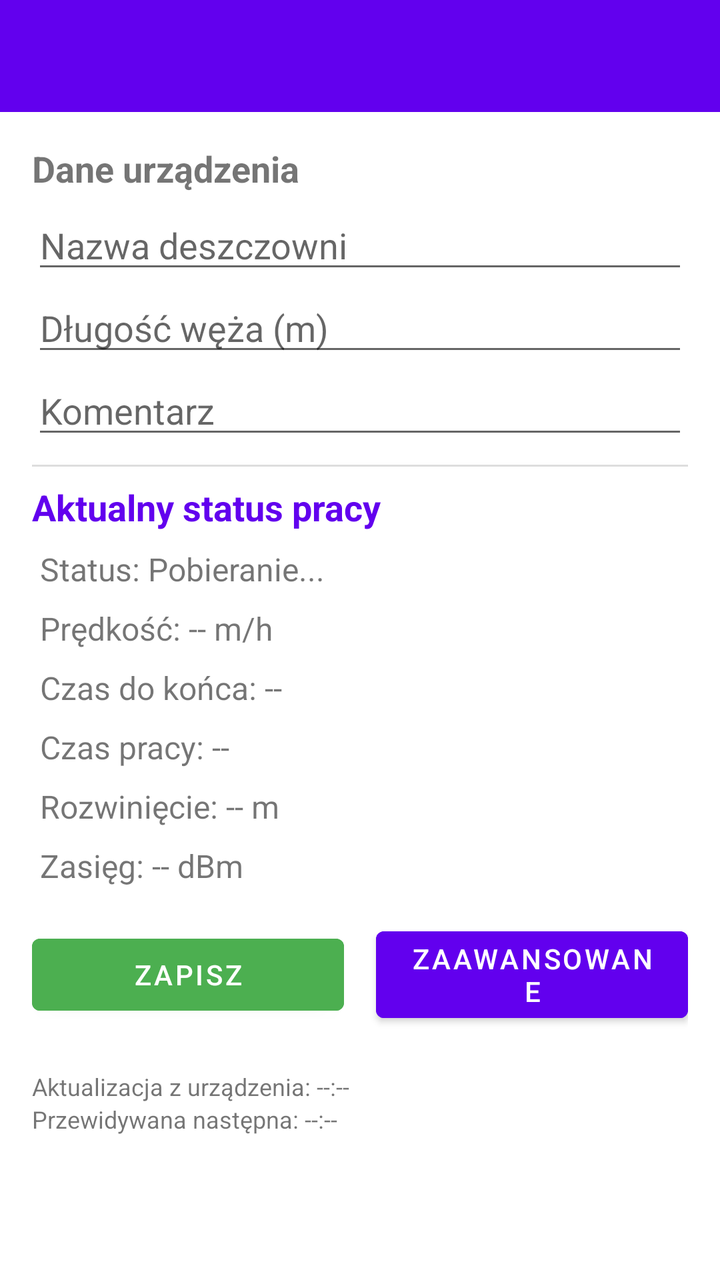
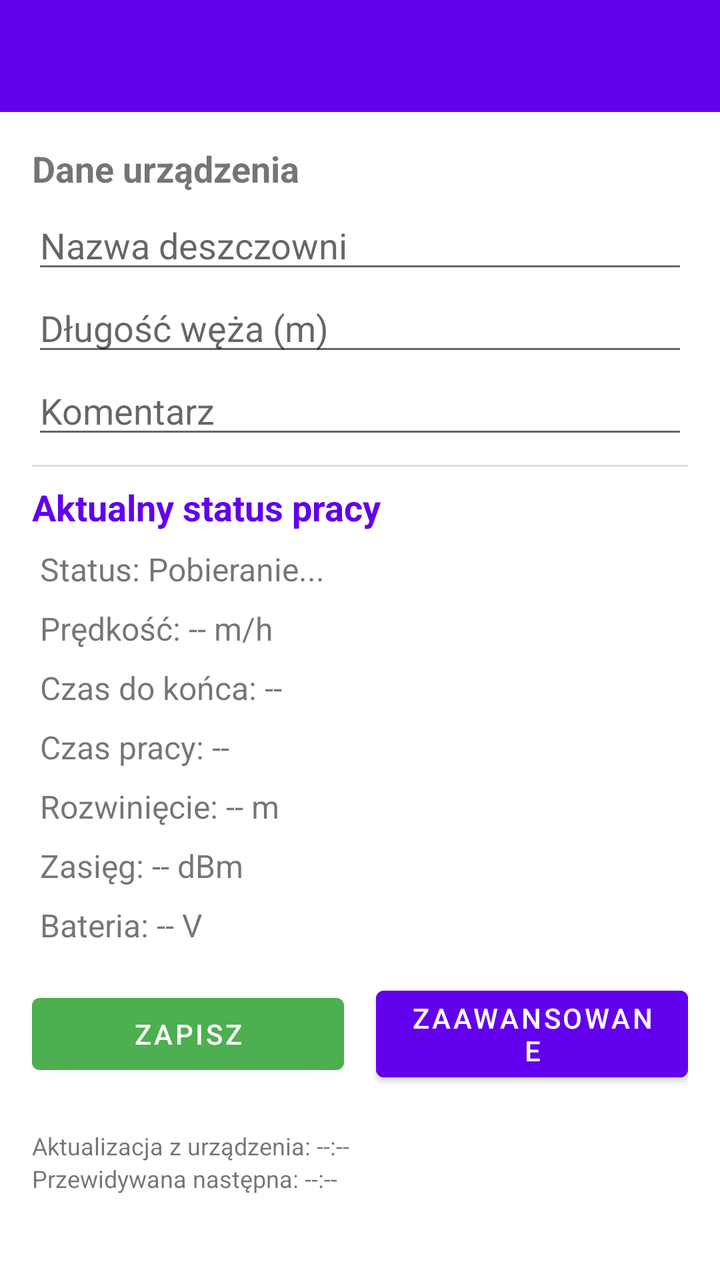

Two renders of the same Android screen: before a commit and after it. Below are the layout's source before the change and the commit's diff.
<!-- AndroidManifest.xml: application theme Theme.BazaDanych -->
<!-- res/layout/activity_rain_details.xml -->
<?xml version="1.0" encoding="utf-8"?>
<androidx.constraintlayout.widget.ConstraintLayout
    xmlns:android="http://schemas.android.com/apk/res/android"
    xmlns:app="http://schemas.android.com/apk/res-auto"
    android:layout_width="match_parent"
    android:layout_height="match_parent">

    <com.google.android.material.appbar.MaterialToolbar
        android:id="@+id/toolbar"
        android:layout_width="match_parent"
        android:layout_height="?attr/actionBarSize"
        android:background="?attr/colorPrimary"
        android:theme="@style/ThemeOverlay.AppCompat.Dark.ActionBar"
        app:popupTheme="@style/ThemeOverlay.AppCompat.Light"
        app:titleTextColor="@android:color/white"
        app:layout_constraintTop_toTopOf="parent" />

    <ScrollView
        android:layout_width="match_parent"
        android:layout_height="0dp"
        app:layout_constraintTop_toBottomOf="@id/toolbar"
        app:layout_constraintBottom_toBottomOf="parent">

        <LinearLayout
            android:layout_width="match_parent"
            android:layout_height="wrap_content"
            android:orientation="vertical"
            android:padding="16dp">

            <TextView
                android:layout_width="wrap_content"
                android:layout_height="wrap_content"
                android:text="Dane urządzenia"
                android:textStyle="bold"
                android:textSize="18sp"
                android:layout_marginBottom="4dp"/>

            <EditText
                android:id="@+id/nameEdit"
                android:layout_width="match_parent"
                android:layout_height="wrap_content"
                android:hint="Nazwa deszczowni" />

            <EditText
                android:id="@+id/lengthEdit"
                android:layout_width="match_parent"
                android:layout_height="wrap_content"
                android:hint="Długość węża (m)"
                android:inputType="number" />

            <EditText
                android:id="@+id/commentEdit"
                android:layout_width="match_parent"
                android:layout_height="wrap_content"
                android:hint="Komentarz" />

            <View
                android:layout_width="match_parent"
                android:layout_height="1dp"
                android:background="#DDDDDD"
                android:layout_marginTop="8dp"
                android:layout_marginBottom="8dp"/>

            <TextView
                android:id="@+id/statusHeader"
                android:layout_width="wrap_content"
                android:layout_height="wrap_content"
                android:text="Aktualny status pracy"
                android:textStyle="bold"
                android:textSize="18sp"
                android:textColor="?attr/colorPrimary"
                android:layout_marginBottom="4dp"/>

            <TextView
                android:id="@+id/statusText"
                android:layout_width="match_parent"
                android:layout_height="wrap_content"
                android:text="Status: Pobieranie..."
                android:textSize="16sp"
                android:padding="4dp"/>

            <TextView
                android:id="@+id/currentSpeedText"
                android:layout_width="match_parent"
                android:layout_height="wrap_content"
                android:text="Prędkość: -- m/h"
                android:textSize="16sp"
                android:padding="4dp"/>

            <TextView
                android:id="@+id/timeFinishText"
                android:layout_width="match_parent"
                android:layout_height="wrap_content"
                android:text="Czas do końca: --"
                android:textSize="16sp"
                android:padding="4dp"/>

            <TextView
                android:id="@+id/workTimeText"
                android:layout_width="match_parent"
                android:layout_height="wrap_content"
                android:text="Czas pracy: --"
                android:textSize="16sp"
                android:padding="4dp"/>

            <TextView
                android:id="@+id/extensionText"
                android:layout_width="match_parent"
                android:layout_height="wrap_content"
                android:text="Rozwinięcie: -- m"
                android:textSize="16sp"
                android:padding="4dp"/>

            <TextView
                android:id="@+id/signalText"
                android:layout_width="match_parent"
                android:layout_height="wrap_content"
                android:text="Zasięg: -- dBm"
                android:textSize="16sp"
                android:padding="4dp"/>

            <LinearLayout
                android:layout_width="match_parent"
                android:layout_height="wrap_content"
                android:orientation="horizontal"
                android:layout_marginTop="12dp"
                android:layout_marginBottom="20dp"
                android:gravity="center">

                <Button
                    android:id="@+id/saveButton"
                    android:layout_width="0dp"
                    android:layout_height="wrap_content"
                    android:layout_weight="1"
                    android:text="ZAPISZ"
                    android:layout_marginEnd="8dp"
                    android:backgroundTint="#4CAF50"
                    android:textColor="#FFFFFF" />

                <Button
                    android:id="@+id/btnAdvancedSettings"
                    android:layout_width="0dp"
                    android:layout_height="wrap_content"
                    android:layout_weight="1"
                    android:text="ZAAWANSOWANE"
                    android:layout_marginStart="8dp"
                    android:backgroundTint="?attr/colorPrimary"
                    android:textColor="#FFFFFF" />

            </LinearLayout>

            <LinearLayout
                android:layout_width="match_parent"
                android:layout_height="wrap_content"
                android:orientation="horizontal"
                android:padding="0dp"
                android:gravity="center">

                <TextView
                    android:id="@+id/tvLastUpdate"
                    android:layout_width="0dp"
                    android:layout_weight="1"
                    android:layout_height="wrap_content"
                    android:text="Aktualizacja z urządzenia: --:--"
                    android:textSize="12sp" />


            </LinearLayout>
            <LinearLayout
                android:layout_width="match_parent"
                android:layout_height="wrap_content"
                android:orientation="horizontal"
                android:padding="0dp"
                android:gravity="center">


                <TextView
                    android:id="@+id/tvNextUpdate"
                    android:layout_width="0dp"
                    android:layout_weight="1"
                    android:layout_height="wrap_content"
                    android:text="Przewidywana następna: --:--"
                    android:textSize="12sp"/>
            </LinearLayout>

        </LinearLayout>
    </ScrollView>

</androidx.constraintlayout.widget.ConstraintLayout>
<!-- resources referenced by this layout -->
<resources>
  <style name="Theme.BazaDanych" parent="Theme.MaterialComponents.DayNight.NoActionBar">
  
          <item name="android:windowSplashScreenBackground">@color/white</item>
          <item name="android:windowSplashScreenAnimatedIcon">@drawable/logo_5</item>
  
          <item name="colorPrimary">@color/purple_500</item>
          <item name="colorPrimaryVariant">@color/purple_700</item>
          <item name="colorOnPrimary">@color/white</item>
  
          <item name="colorSecondary">@color/teal_200</item>
          <item name="colorSecondaryVariant">@color/teal_700</item>
          <item name="colorOnSecondary">@color/black</item>
  
          <item name="android:statusBarColor">?attr/colorPrimaryVariant</item>
      </style>
  <color name="white">#FFFFFFFF</color>
  <!-- drawable logo_5: png bitmap (drawable, 112719 bytes) -->
  <color name="purple_500">#FF6200EE</color>
  <color name="purple_700">#FF3700B3</color>
  <color name="teal_200">#FF03DAC5</color>
  <color name="teal_700">#FF018786</color>
  <color name="black">#FF000000</color>
</resources>

<!-- the commit's change to res/layout/activity_rain_details.xml (unified diff, before → after) -->
@@ -119,6 +119,14 @@
                 android:textSize="16sp"
                 android:padding="4dp"/>
 
+            <TextView
+                android:id="@+id/batteryText"
+                android:layout_width="match_parent"
+                android:layout_height="wrap_content"
+                android:text="Bateria: -- V"
+                android:textSize="16sp"
+                android:padding="4dp"/>
+
             <LinearLayout
                 android:layout_width="match_parent"
                 android:layout_height="wrap_content"
